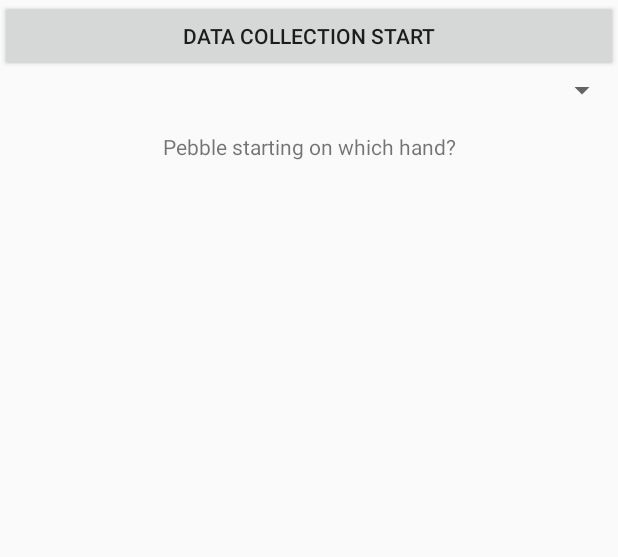
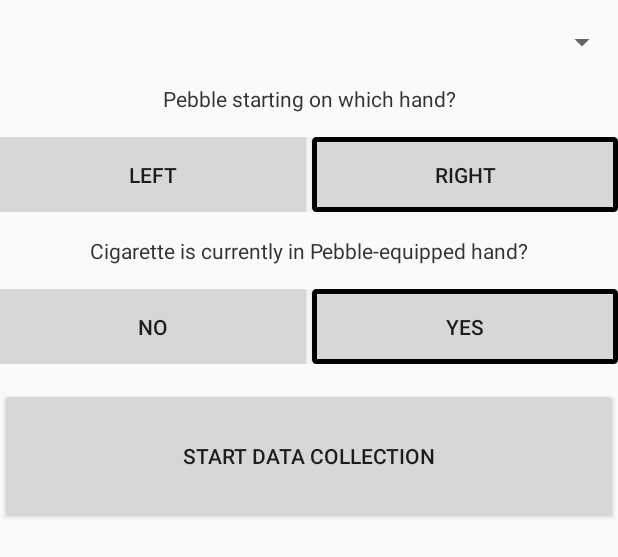
Before and after one commit to everettyang/smoking_app, an Android app: the layout activity_home.xml on its own in the app's theme, with its tools: preview values and no code run, on a phone screen of 412 x 824 dp. Shown: the top 557 px of the screen. Run offline under Robolectric (Android 15) with nearby library versions, the phone set to English and light mode, and no system bars.

Commit message:
Basic GUI layout and some functionality

```diff
--- a/app/build.gradle
+++ b/app/build.gradle
@@ -21,16 +21,17 @@ android {
 
 dependencies {
     compile fileTree(include: ['*.jar'], dir: 'libs')
-    testCompile 'junit:junit:4.12'
+    //compile 'com.google.android.gms:play-services-wearable:11.4.2'
     compile 'com.android.support:appcompat-v7:25.3.1'
     compile 'com.android.support:design:25.3.1'
     compile 'com.github.Triggertrap:SeekArc:v1.1'
     compile 'com.getpebble:pebblekit:4.0.1'
     compile 'com.squareup.okhttp3:okhttp:3.9.0'
     compile 'com.squareup.retrofit2:retrofit:2.3.0'
-    //compile 'com.google.android.gms:play-services-wearable:11.4.2'
     compile 'com.google.android.gms:play-services-location:11.4.2'
     compile 'io.reactivex.rxjava2:rxjava:2.1.5'
     compile 'com.squareup.retrofit2:adapter-rxjava:2.0.0'
     compile 'com.squareup.retrofit2:converter-gson:2.0.0'
+    compile 'com.android.support.constraint:constraint-layout:1.0.0-alpha8'
+    testCompile 'junit:junit:4.12'
 }
--- /dev/null
+++ b/app/src/main/res/drawable/button_bg_selected.xml
@@ -0,0 +1,9 @@
+<?xml version="1.0" encoding="utf-8"?>
+<shape xmlns:android="http://schemas.android.com/apk/res/android"
+    android:shape="rectangle">
+    <gradient android:startColor="#D6D7D7"
+        android:endColor="#D6D7D7"
+        android:angle="270" />
+    <corners android:radius="1dp" />
+    <stroke android:width="5px" android:color="#000000" />
+</shape>
--- /dev/null
+++ b/app/src/main/res/drawable/button_bg_unselected.xml
@@ -0,0 +1,8 @@
+<?xml version="1.0" encoding="utf-8"?>
+<shape xmlns:android="http://schemas.android.com/apk/res/android"
+    android:shape="rectangle">
+    <gradient android:startColor="#D6D7D7"
+        android:endColor="#D6D7D7"
+        android:angle="270" />
+    <corners android:radius="1dp" />
+</shape>
--- a/app/src/main/res/layout/activity_home.xml
+++ b/app/src/main/res/layout/activity_home.xml
@@ -4,24 +4,102 @@
     android:layout_width="match_parent"
     android:layout_height="match_parent">
 
-    <Button
-        android:id="@+id/start_stop"
-        android:layout_width="match_parent"
-        android:layout_height="wrap_content"
-        android:text="Data Collection Start" />
-
     <Spinner
         android:id="@+id/user_id"
         android:layout_width="match_parent"
-        android:layout_height="wrap_content" />
+        android:layout_height="wrap_content"
+        android:layout_marginTop="16dp" />
 
     <TextView
         android:id="@+id/pebble_start"
         android:layout_width="match_parent"
         android:layout_height="wrap_content"
-        android:layout_marginTop="@dimen/activity_horizontal_margin"
         android:gravity="center"
-        android:text="Pebble starting on which hand?" />
+        android:text="Pebble starting on which hand?"
+        android:layout_marginTop="16dp"
+        android:textSize="14dp"
+        android:textColor="#333333"/>
+
+    <LinearLayout
+        android:layout_marginTop="16dp"
+        android:layout_height="wrap_content"
+        android:layout_width="fill_parent"
+        android:orientation="horizontal"
+        android:weightSum="2">
+
+        <Button
+            android:id="@+id/left"
+            android:layout_width="0dp"
+            android:layout_height="50dp"
+            android:layout_alignParentLeft="true"
+            android:layout_weight="1"
+            android:text="Left"
+            android:onClick="onLeftClicked"
+            android:background="@drawable/button_bg_unselected"
+            android:layout_marginRight="2dp"/>
+
+        <Button
+            android:id="@+id/right"
+            android:layout_width="0dp"
+            android:layout_height="50dp"
+            android:layout_alignParentRight="true"
+            android:layout_gravity="right"
+            android:layout_weight="1"
+            android:text="Right"
+            android:background="@drawable/button_bg_selected"
+            android:layout_marginLeft="2dp"
+            android:onClick="onRightClicked"/>
+    </LinearLayout>
+
+    <TextView
+        android:id="@+id/pebble_equipped"
+        android:layout_width="match_parent"
+        android:layout_height="wrap_content"
+        android:layout_marginTop="16dp"
+        android:gravity="center"
+        android:text="Cigarette is currently in Pebble-equipped hand?"
+        android:textColor="#333333"
+        android:textSize="14dp" />
+
+    <LinearLayout
+        android:layout_marginTop="16dp"
+        android:layout_height="wrap_content"
+        android:layout_width="fill_parent"
+        android:orientation="horizontal"
+        android:weightSum="2">
+
+        <Button
+            android:id="@+id/no"
+            android:layout_width="0dp"
+            android:layout_height="50dp"
+            android:layout_alignParentLeft="true"
+            android:layout_marginRight="2dp"
+            android:layout_weight="1"
+            android:background="@drawable/button_bg_unselected"
+            android:text="No"
+            android:onClick="onNoClicked"/>
+
+        <Button
+            android:id="@+id/yes"
+            android:layout_width="0dp"
+            android:layout_height="50dp"
+            android:layout_alignParentRight="true"
+            android:layout_gravity="right"
+            android:layout_marginLeft="2dp"
+            android:layout_weight="1"
+            android:background="@drawable/button_bg_selected"
+            android:text="Yes"
+            android:onClick="onYesClicked"/>
+    </LinearLayout>
+
+    <Button
+        android:id="@+id/start_stop"
+        android:layout_width="match_parent"
+        android:layout_height="wrap_content"
+        android:layout_marginTop="16dp"
+        android:layout_weight="0.09"
+        android:text="Start Data Collection"
+        android:onClick="startDataCollection"/>
 
     <LinearLayout
         android:layout_height="wrap_content"
@@ -29,17 +107,5 @@
         android:layout_weight="1"
         android:orientation="vertical" >
 
-        <Button
-            android:id="@+id/left_button"
-            android:layout_width="match_parent"
-            android:layout_height="wrap_content"
-            android:text="Left" />
-
-        <Button
-            android:id="@+id/right_button"
-            android:layout_width="match_parent"
-            android:layout_height="wrap_content"
-            android:text="Right" />
-
     </LinearLayout>
 </LinearLayout>
```
Also changed, not shown: app/src/main/AndroidManifest.xml (+7 -13 lines), app/src/main/java/edu/tamu/geoinnovation/fpx/Activities/CollectingData.java (added, +46 -0 lines), app/src/main/java/edu/tamu/geoinnovation/fpx/Activities/HomeActivity.java (added, +141 -0 lines), app/src/main/res/layout/activity_collecting_data.xml (added, +227 -0 lines), 5 other files.
